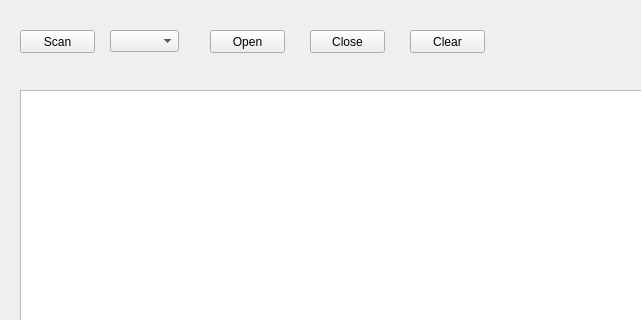
Above: mainwindow.ui from uborfly/uart before the change; both pictures show x 0 to 641 and y 0 to 320 of the 800 by 600 pixel window. Below: the same form after it.
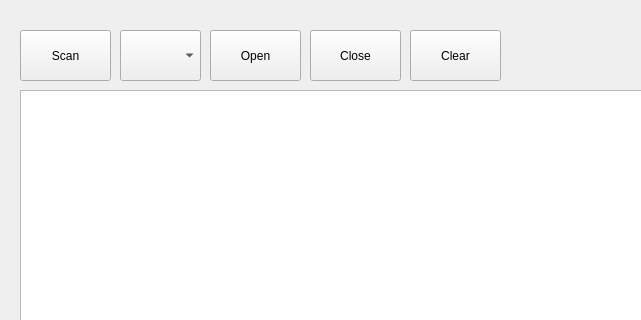
That is the form after the change.

Commit message: 修改界面，设置显示只读 增大按钮

What changed in the file:
```diff
--- a/mainwindow.ui
+++ b/mainwindow.ui
@@ -19,8 +19,8 @@
      <rect>
       <x>210</x>
       <y>30</y>
-      <width>75</width>
-      <height>23</height>
+      <width>91</width>
+      <height>51</height>
      </rect>
     </property>
     <property name="text">
@@ -30,10 +30,10 @@
    <widget class="QComboBox" name="cbUartList">
     <property name="geometry">
      <rect>
-      <x>110</x>
+      <x>120</x>
       <y>30</y>
-      <width>69</width>
-      <height>22</height>
+      <width>81</width>
+      <height>51</height>
      </rect>
     </property>
    </widget>
@@ -42,8 +42,8 @@
      <rect>
       <x>20</x>
       <y>30</y>
-      <width>75</width>
-      <height>23</height>
+      <width>91</width>
+      <height>51</height>
      </rect>
     </property>
     <property name="text">
@@ -55,8 +55,8 @@
      <rect>
       <x>310</x>
       <y>30</y>
-      <width>75</width>
-      <height>23</height>
+      <width>91</width>
+      <height>51</height>
      </rect>
     </property>
     <property name="text">
@@ -78,8 +78,8 @@
      <rect>
       <x>410</x>
       <y>30</y>
-      <width>75</width>
-      <height>23</height>
+      <width>91</width>
+      <height>51</height>
      </rect>
     </property>
     <property name="text">
```
The commit also changes 3 other files.
